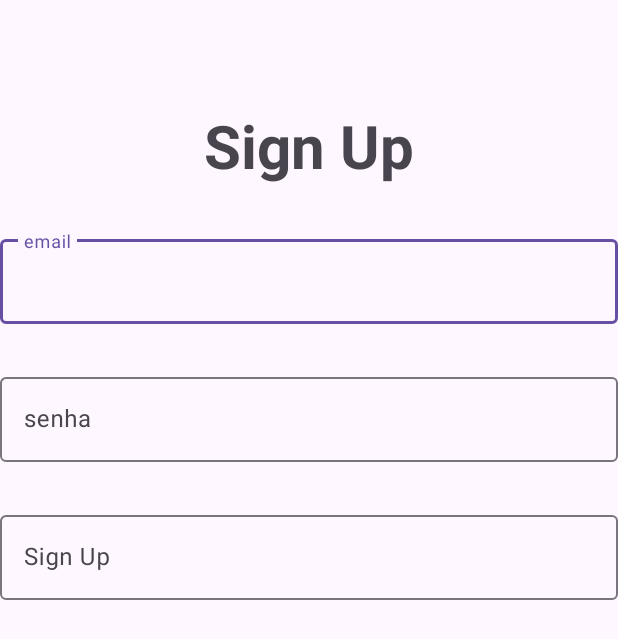
After one commit to PI3-ES-2024-T24/PI3-ES-2024-T24, an Android app built with Jetpack Compose: the layout activity_sign_up.xml on its own in the app's theme, with its tools: preview values and no code run, on a phone screen of 412 x 824 dp. The commit adds this screen. Shown: the top 639 px of the screen. Run offline under Robolectric (Android 15) with nearby library versions, the phone set to English and light mode, and no system bars.

Commit message:
update sign up

```diff
--- a/app/src/main/AndroidManifest.xml
+++ b/app/src/main/AndroidManifest.xml
@@ -13,6 +13,11 @@
         android:theme="@style/Theme.PI3ES2024T24"
         tools:targetApi="31">
         <activity
+            android:name=".SignUpActivity"
+            android:exported="false"
+            android:label="@string/title_activity_sign_up"
+            android:theme="@style/Theme.PI3ES2024T24" />
+        <activity
             android:name=".MainActivity"
             android:exported="true">
             <intent-filter>
--- /dev/null
+++ b/app/src/main/res/layout/activity_sign_up.xml
@@ -0,0 +1,75 @@
+<?xml version="1.0" encoding="utf-8"?>
+<androidx.constraintlayout.widget.ConstraintLayout xmlns:android="http://schemas.android.com/apk/res/android"
+    xmlns:app="http://schemas.android.com/apk/res-auto"
+    xmlns:tools="http://schemas.android.com/tools"
+    android:layout_width="match_parent"
+    android:layout_height="match_parent"
+    tools:context=".SignUpActivity">
+
+    <TextView
+        android:id="@+id/textView"
+        android:layout_width="wrap_content"
+        android:layout_height="wrap_content"
+        android:layout_marginTop="70dp"
+        android:text="Sign Up"
+        android:textSize="40dp"
+        android:textStyle="bold"
+        app:layout_constraintEnd_toEndOf="parent"
+        app:layout_constraintHorizontal_bias="0.5"
+        app:layout_constraintStart_toStartOf="parent"
+        app:layout_constraintTop_toTopOf="parent" />
+
+    <com.google.android.material.textfield.TextInputLayout
+        android:id="@+id/textInputLayoutEmail"
+        android:layout_width="match_parent"
+        android:layout_height="wrap_content"
+        android:layout_marginTop="30dp"
+        app:layout_constraintEnd_toEndOf="parent"
+        app:layout_constraintHorizontal_bias="0.5"
+        app:layout_constraintStart_toStartOf="parent"
+        app:layout_constraintTop_toBottomOf="@+id/textView">
+
+        <com.google.android.material.textfield.TextInputEditText
+            android:id="@+id/etEmail"
+            android:layout_width="match_parent"
+            android:layout_height="wrap_content"
+            android:hint="email" />
+    </com.google.android.material.textfield.TextInputLayout>
+
+    <com.google.android.material.textfield.TextInputLayout
+        android:id="@+id/textInputLayoutPassword"
+        android:layout_width="match_parent"
+        android:layout_height="wrap_content"
+        android:layout_marginTop="30dp"
+        app:layout_constraintEnd_toEndOf="parent"
+        app:layout_constraintHorizontal_bias="0.5"
+        app:layout_constraintStart_toStartOf="parent"
+        app:layout_constraintTop_toBottomOf="@+id/textInputLayoutEmail">
+
+        <com.google.android.material.textfield.TextInputEditText
+            android:id="@+id/etPassword"
+            android:layout_width="match_parent"
+            android:layout_height="wrap_content"
+            android:hint="senha" />
+    </com.google.android.material.textfield.TextInputLayout>
+
+    <com.google.android.material.textfield.TextInputLayout
+        android:id="@+id/textInputLayoutConfirmPassword"
+        android:layout_width="match_parent"
+        android:layout_height="wrap_content"
+        android:layout_marginTop="30dp"
+        app:layout_constraintEnd_toEndOf="parent"
+        app:layout_constraintHorizontal_bias="0.5"
+        app:layout_constraintStart_toStartOf="parent"
+        app:layout_constraintTop_toBottomOf="@+id/textInputLayoutPassword">
+
+        <com.google.android.material.textfield.TextInputEditText
+            android:id="@+id/btnSignUp"
+            android:layout_width="match_parent"
+            android:layout_height="wrap_content"
+            android:hint="Sign Up" />
+    </com.google.android.material.textfield.TextInputLayout>
+
+
+
+</androidx.constraintlayout.widget.ConstraintLayout>
--- a/app/src/main/res/values/strings.xml
+++ b/app/src/main/res/values/strings.xml
@@ -1,3 +1,4 @@
 <resources>
     <string name="app_name">PI3-ES-2024-T24</string>
+    <string name="title_activity_sign_up">SignUpActivity</string>
 </resources>
```
Also changed, not shown: app/build.gradle.kts (+26 -0 lines), app/src/main/java/com/puc/pi3_es_2024_t24/SignUpActivity.kt (added, +42 -0 lines), app/src/main/java/com/puc/pi3_es_2024_t24/ui/theme/Color.kt (added, +11 -0 lines), app/src/main/java/com/puc/pi3_es_2024_t24/ui/theme/Theme.kt (added, +70 -0 lines), app/src/main/java/com/puc/pi3_es_2024_t24/ui/theme/Type.kt (added, +34 -0 lines).
